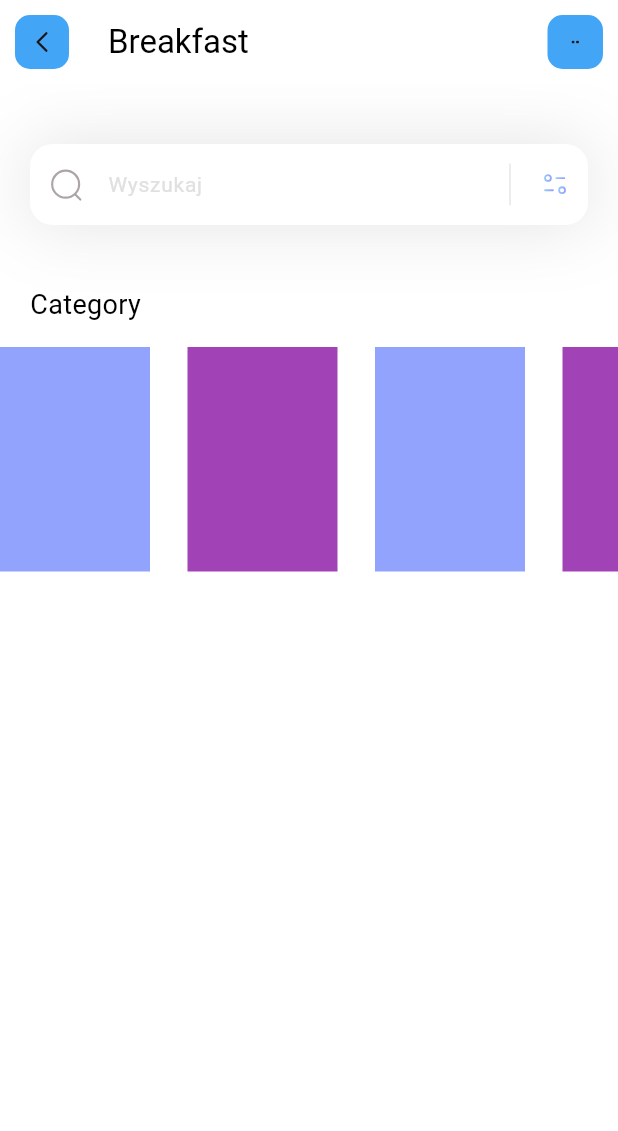
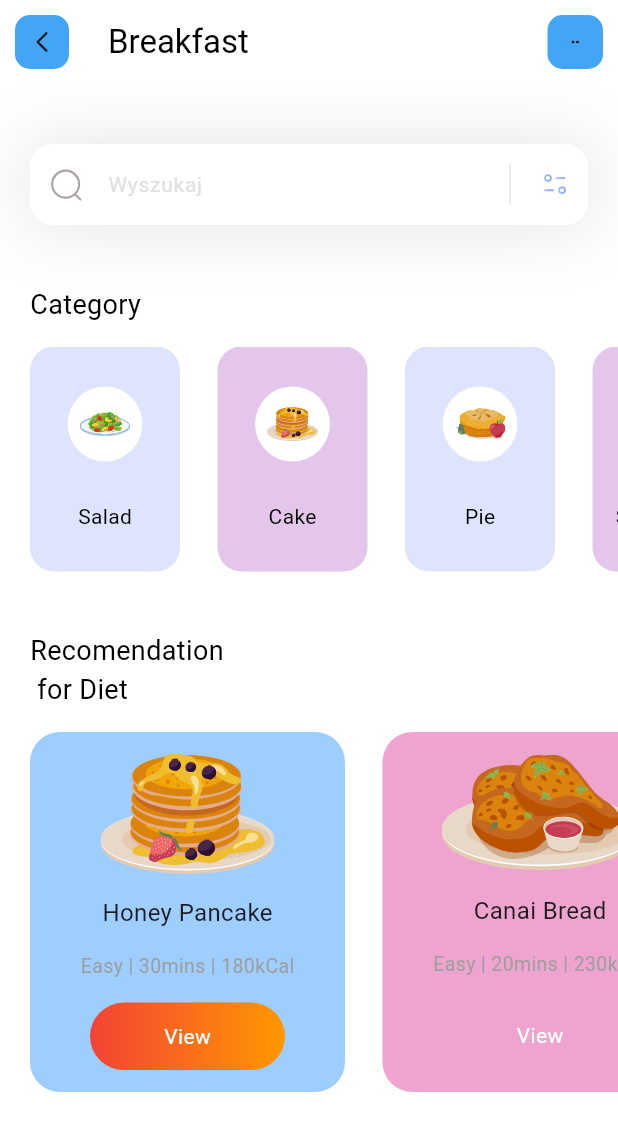
Before and after one commit to Xoviec/fitness-flutter, a Flutter app: the screen it shows after launch, on a phone screen of 412 x 824 dp. Shown: the top 1131 px of the screen. Run offline on Flutter 3.47's test engine with Material 3 defaults, Android fonts, the phone set to English and light mode, and no system bars; our stand-ins replace flutter_svg.

Commit message:
improved categories and addedd recommendations

```diff
--- /dev/null
+++ b/lib/models/diet_model.dart
@@ -0,0 +1,51 @@
+import 'package:flutter/material.dart';
+
+class DietModel {
+  String name;
+  String iconPath;
+  String level;
+  String duration;
+  String calorie;
+  Color boxColor;
+  bool viewIsSelected;
+
+  DietModel({
+    required this.name,
+    required this.iconPath,
+    required this.level,
+    required this.duration,
+    required this.calorie,
+    required this.boxColor,
+    required this.viewIsSelected
+  });
+
+  static List < DietModel > getDiets() {
+    List < DietModel > diets = [];
+
+    diets.add(
+      DietModel(
+       name: 'Honey Pancake',
+       iconPath: 'assets/icons/honey-pancakes.svg',
+       level: 'Easy',
+       duration: '30mins',
+       calorie: '180kCal',
+       viewIsSelected: true,
+       boxColor: Color(0xff9DCEFF)
+      )
+    );
+
+    diets.add(
+      DietModel(
+       name: 'Canai Bread',
+       iconPath: 'assets/icons/canai-bread.svg',
+       level: 'Easy',
+       duration: '20mins',
+       calorie: '230kCal',
+       viewIsSelected: false,
+       boxColor: Color(0xffEEA4CE)
+      )
+    );
+
+    return diets;
+  }
+}
--- a/lib/pages/home.dart
+++ b/lib/pages/home.dart
@@ -1,4 +1,5 @@
 import 'package:fitness/models/category_model.dart';
+import 'package:fitness/models/diet_model.dart';
 import 'package:flutter/material.dart';
 import 'package:flutter_svg/flutter_svg.dart';
 
@@ -9,17 +10,26 @@ class HomePage extends StatefulWidget {
   State<HomePage> createState() => _HomePageState();
 }
 
+
+
 class _HomePageState extends State<HomePage> {
   List<CategoryModel> categories = [];
+  List<DietModel> diets = [];
 
   void _getCategories(){
     categories = CategoryModel.getCategories();
   }
 
+  void _getDiets(){
+    diets = DietModel.getDiets();
+  }
+
   @override
   void initState(){
     _getCategories();
+    _getDiets();
   }
+
 
   @override
   Widget build(BuildContext context) {
@@ -81,7 +91,95 @@ class _HomePageState extends State<HomePage> {
         children: [
           _searchField(),
           SizedBox(height: 40,),
+          _categoriesSection(),
+          SizedBox(height: 40,),
           Column(
+            crossAxisAlignment: CrossAxisAlignment.start,
+            children: [
+              Padding(
+                padding: const EdgeInsets.only(left: 20),
+                child: Text(
+                  "Recomendation \n for Diet",
+                  style: TextStyle(
+                    color: Colors.black,
+                    fontSize: 18,
+                  ),
+
+
+                ),
+              ),
+              SizedBox(
+                height: 15,
+              ),
+              Container(
+                height: 240,
+                child: ListView.separated(
+                  itemBuilder: (context, index){
+                    return(Container(
+                      width: 210,
+                      decoration: BoxDecoration(
+                        color: diets[index].boxColor,
+                        borderRadius: BorderRadius.circular(20)
+                      ),
+                      child: Column(
+                        mainAxisAlignment: MainAxisAlignment.spaceEvenly,
+                        children: [
+                          SvgPicture.asset(diets[index].iconPath),
+                          Text(
+                            diets[index].name,
+                            style: TextStyle(
+                              fontSize: 16
+                            ),
+                          ),
+                          Text(
+                            diets[index].level + ' | ' + diets[index].duration + ' | ' + diets[index].calorie,
+                            style: TextStyle(
+                              fontSize: 13,
+                              color: Colors.grey
+                            ),
+                          ),
+                          Container(
+                            height: 45,
+                            width: 130,
+                            child: Center(
+                              child: Text(
+                                'View',
+                                style: TextStyle(
+                                  color: Colors.white,
+                                  fontSize: 14
+                                ),
+                              ),
+                            ),
+                            decoration: BoxDecoration(
+                              gradient: LinearGradient(colors: [
+                                diets[index].viewIsSelected ? Colors.red : Colors.transparent,
+                                diets[index].viewIsSelected ? Colors.orange : Colors.transparent,
+                              ]),
+                              borderRadius: BorderRadius.circular(50)
+                            ),
+
+                          )
+
+                      ],),
+                    ));
+                  },
+                  separatorBuilder: (context, index) => SizedBox(width: 25),
+                  itemCount: diets.length,
+                  scrollDirection: Axis.horizontal,
+                  padding: EdgeInsets.only(left: 20, right: 20),
+                  ),
+              )
+            ],
+          )
+
+
+        ],
+      ),
+    );
+  }
+
+  Column _categoriesSection() {
+    return Column(
           crossAxisAlignment: CrossAxisAlignment.start ,
           children: [
             Padding(
@@ -101,22 +199,48 @@ class _HomePageState extends State<HomePage> {
               child: ListView.separated(
                 itemCount: categories.length,
                 scrollDirection: Axis.horizontal,
+                padding: EdgeInsets.only(
+                  left: 20,
+                  right: 20
+                ),
                 separatorBuilder: (context, index) => SizedBox(width: 25,),
                 itemBuilder: (context, index){
                   return Container(
                     height: 50,
                     width: 100,
                     decoration: BoxDecoration(
-                        color: categories[index].boxColor
+                      color: categories[index].boxColor.withOpacity(0.3),
+                      borderRadius: BorderRadius.circular(16)
+                    ),
+                    child: Column(
+                      mainAxisAlignment: MainAxisAlignment.spaceEvenly,
+                      children: [
+                        Container(
+                          width: 50,
+                          height: 50,
+                          decoration: BoxDecoration(
+                            color: Colors.white,
+                            shape: BoxShape.circle
+                          ),
+                          child: Padding(
+                            padding: const EdgeInsets.all(8.0),
+                            child: SvgPicture.asset(categories[index].iconPath),
+                          ),
+                        ),
+                        Text(
+                          categories[index].name,
+                          style: TextStyle(
+                            color: Colors.black,
+                            fontSize: 14
+                          ),
+                        )
+                      ],
                       ),
                   );
                 },
               ),
             )
           ],
-          )
-        ],
-      ),
         );
   }
 
```
Also changed, not shown: assets/icons/canai-bread.svg (added), assets/icons/honey-pancakes.svg (added), assets/icons/orange-snacks.svg (added), assets/icons/pancakes.svg (added), assets/icons/pie.svg (added), assets/icons/plate.svg (added). Lines whose indentation alone changed are shown as unchanged.
